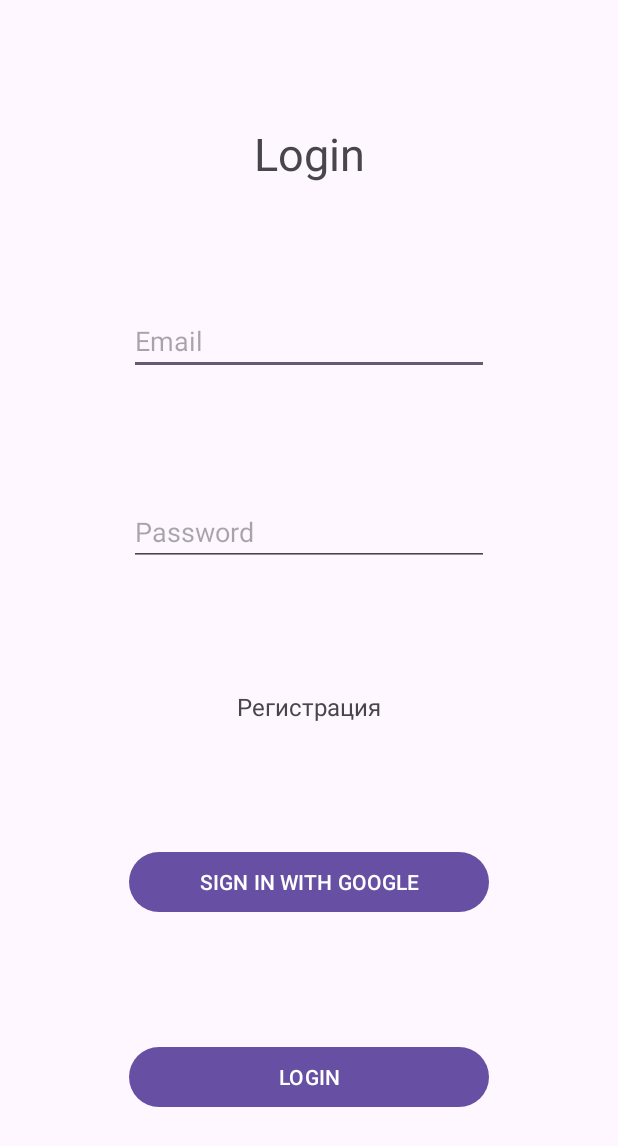
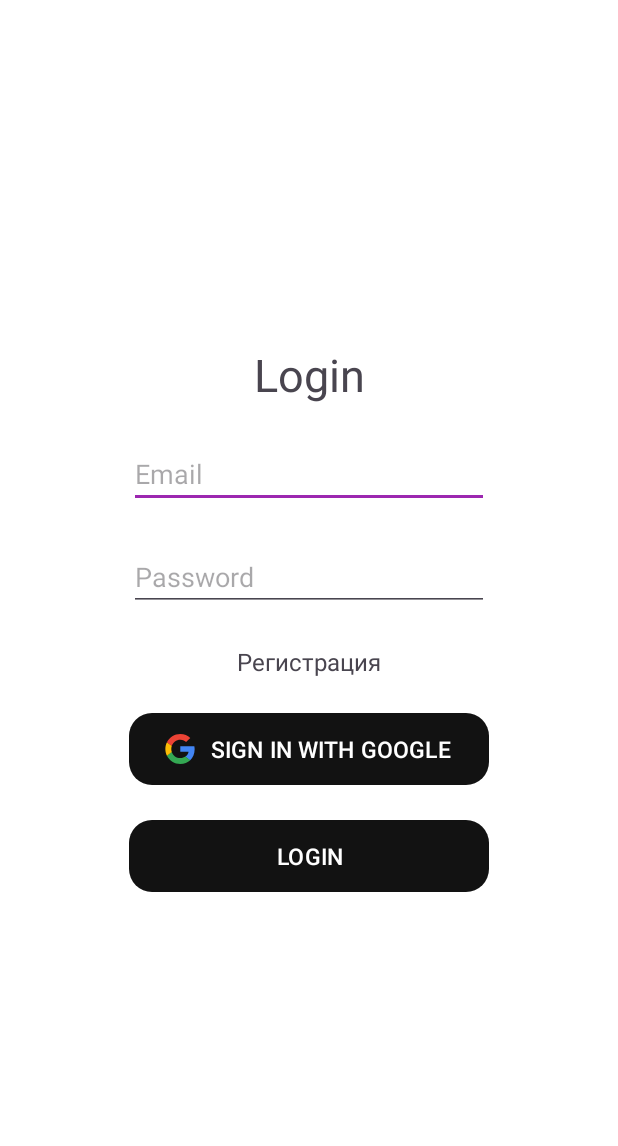
Before and after one commit to dyrachelo/FLM, an Android app: the screen it shows after launch (AuthActivity), on a phone screen of 412 x 824 dp. Shown: the top 1146 px of the screen. Run offline under Robolectric (Android 15) with nearby library versions, the light colour scheme and no system bars; our stand-ins replace Firebase (no records; nobody signed in at launch, a user with empty details on screens opened directly).

Commit message:
Адекватный вариант (пока что) внешки авторизации и региастрации.

```diff
--- a/app/src/main/java/com/example/mfl/AuthActivity.kt
+++ b/app/src/main/java/com/example/mfl/AuthActivity.kt
@@ -25,6 +25,7 @@ import kotlinx.coroutines.CoroutineScope
 import kotlinx.coroutines.Dispatchers
 import kotlinx.coroutines.launch
 import kotlinx.coroutines.withContext
+
 
 class AuthActivity : AppCompatActivity() {
 
--- a/app/src/main/java/com/example/mfl/Dashboard.kt
+++ b/app/src/main/java/com/example/mfl/Dashboard.kt
@@ -14,9 +14,6 @@ import android.widget.TextView
 import android.widget.Toast
 import androidx.appcompat.app.AlertDialog
 import androidx.appcompat.app.AppCompatActivity
-
-
-
 
 
 class Dashboard : Fragment() {
--- /dev/null
+++ b/app/src/main/res/drawable/button_background.xml
@@ -0,0 +1,4 @@
+<shape xmlns:android="http://schemas.android.com/apk/res/android" android:shape="rectangle">
+    <corners android:radius="15dp" /> <!-- Укажите радиус закругления -->
+    <solid android:color="@color/colorPrimary" /> <!-- Цвет фона -->
+</shape>
--- /dev/null
+++ b/app/src/main/res/drawable/google_icon.xml
@@ -0,0 +1,18 @@
+<vector xmlns:android="http://schemas.android.com/apk/res/android"
+    android:width="20dp"
+    android:height="20dp"
+    android:viewportWidth="262"
+    android:viewportHeight="262">
+  <path
+      android:pathData="M258.88,133.45c0,-10.73 -0.87,-18.57 -2.76,-26.69L133.55,106.76v48.45h71.95c-1.45,12.04 -9.28,30.17 -26.69,42.36l-0.24,1.62 38.76,30.02 2.68,0.27c24.66,-22.77 38.88,-56.28 38.88,-96.03"
+      android:fillColor="#4285F4"/>
+  <path
+      android:pathData="M133.55,261.1c35.25,0 64.84,-11.6 86.45,-31.62l-41.2,-31.91c-11.02,7.69 -25.82,13.06 -45.26,13.06 -34.52,0 -63.82,-22.77 -74.27,-54.25l-1.53,0.13 -40.3,31.19 -0.53,1.47C38.39,231.8 82.49,261.1 133.55,261.1"
+      android:fillColor="#34A853"/>
+  <path
+      android:pathData="M59.28,156.37c-2.76,-8.12 -4.35,-16.83 -4.35,-25.82 0,-8.99 1.6,-17.7 4.21,-25.82l-0.07,-1.73L18.26,71.31l-1.34,0.63C8.08,89.64 3,109.52 3,130.55s5.08,40.9 13.93,58.6l42.36,-32.78"
+      android:fillColor="#FBBC05"/>
+  <path
+      android:pathData="M133.55,50.48c24.51,0 41.05,10.59 50.48,19.44l36.84,-35.97C198.24,12.91 168.8,0 133.55,0 82.49,0 38.39,29.3 16.92,71.95l42.21,32.78c10.59,-31.48 39.89,-54.25 74.41,-54.25"
+      android:fillColor="#EB4335"/>
+</vector>
--- a/app/src/main/res/layout/activity_auth.xml
+++ b/app/src/main/res/layout/activity_auth.xml
@@ -6,19 +6,31 @@
     android:layout_width="match_parent"
     android:layout_height="match_parent"
     tools:context=".AuthActivity"
-    android:paddingBottom="220dp"
-    android:paddingTop="220dp">
+    >
+    <androidx.constraintlayout.widget.Guideline
+        android:id="@+id/guideline_top"
+        android:layout_width="wrap_content"
+        android:layout_height="wrap_content"
+        android:orientation="horizontal"
+        app:layout_constraintGuide_percent="0.25" />
+
+    <androidx.constraintlayout.widget.Guideline
+        android:id="@+id/guideline_bottom"
+        android:layout_width="wrap_content"
+        android:layout_height="wrap_content"
+        android:orientation="horizontal"
+        app:layout_constraintGuide_percent="0.75" />
 
     <TextView
-        android:id="@+id/regText"
+        android:id="@+id/logText"
         android:layout_width="wrap_content"
         android:layout_height="wrap_content"
         android:text="Login"
-        android:textSize="30dp"
+        android:textSize="30sp"
         app:layout_constraintBottom_toTopOf="@id/user_email_auth"
         app:layout_constraintEnd_toEndOf="parent"
         app:layout_constraintStart_toStartOf="parent"
-        app:layout_constraintTop_toTopOf="parent" />
+        app:layout_constraintTop_toTopOf="@id/guideline_top" />
     <EditText
         android:id="@+id/user_email_auth"
         android:layout_width="wrap_content"
@@ -28,7 +40,7 @@
         android:height="40dp"
         app:layout_constraintEnd_toEndOf="parent"
         app:layout_constraintStart_toStartOf="parent"
-        app:layout_constraintTop_toBottomOf="@id/regText"
+        app:layout_constraintTop_toBottomOf="@id/logText"
         app:layout_constraintBottom_toTopOf="@+id/user_pass_auth"
         android:inputType="textEmailAddress"/>
 
@@ -50,34 +62,30 @@
         android:layout_width="wrap_content"
         android:layout_height="wrap_content"
         android:text="Регистрация"
-        android:textSize="16dp"
+        android:textSize="16sp"
         app:layout_constraintEnd_toEndOf="parent"
         app:layout_constraintStart_toStartOf="parent"
         app:layout_constraintTop_toBottomOf="@id/user_pass_auth"
         app:layout_constraintBottom_toTopOf="@id/button_auth_google"
         />
-    <Button
+    <com.google.android.material.button.MaterialButton
+        style="@style/AuthButtonStyle"
         android:id="@+id/button_auth_google"
-        android:layout_width="wrap_content"
-        android:layout_height="wrap_content"
         android:text="SIGN IN WITH GOOGLE"
-        android:height="40dp"
-        android:width="240dp"
         app:layout_constraintEnd_toEndOf="parent"
         app:layout_constraintStart_toStartOf="parent"
         app:layout_constraintBottom_toTopOf="@id/button_auth"
         app:layout_constraintTop_toBottomOf="@id/register_text"
+        android:drawableLeft="@drawable/google_icon"
+        android:drawablePadding="8dp"
         />
-    <Button
+    <com.google.android.material.button.MaterialButton
+        style="@style/AuthButtonStyle"
+        android:text="@string/loginString"
         android:id="@+id/button_auth"
-        android:layout_width="wrap_content"
-        android:layout_height="wrap_content"
-        android:text="LOGIN"
-        android:height="40dp"
-        android:width="240dp"
         app:layout_constraintEnd_toEndOf="parent"
         app:layout_constraintStart_toStartOf="parent"
-        app:layout_constraintBottom_toBottomOf="parent"
+        app:layout_constraintBottom_toTopOf="@id/guideline_bottom"
         app:layout_constraintTop_toBottomOf="@id/button_auth_google"
         />
 
--- a/app/src/main/res/values/colors.xml
+++ b/app/src/main/res/values/colors.xml
@@ -2,4 +2,17 @@
 <resources>
     <color name="black">#FF000000</color>
     <color name="white">#FFFFFFFF</color>
+    <color name="grey">#2C2C2C2C</color>
+    <color name="light_grey">#BFBFBFBF</color>
+    <color name="colorPrimary">#121212</color>
+    <color name="colorPrimaryVariant">#C51162</color>
+    <color name="colorOnPrimary">#FFFFFF</color>
+    <color name="colorSecondary">#9C27B0</color>
+    <color name="colorOnSecondary">#FFFFFF</color>
+    <color name="colorBackground">#FFFFFF</color>
+    <color name="colorSurface">#FFFFFF</color>
+    <color name="colorError">#B00020</color>
+    <color name="colorOnBackground">#000000</color>
+    <color name="colorOnSurface">#000000</color>
+    <color name="colorAccent">#6D121212</color>
 </resources>
--- a/app/src/main/res/values/strings.xml
+++ b/app/src/main/res/values/strings.xml
@@ -1,6 +1,6 @@
 <resources>
     <string name="app_name">MFL</string>
     <string name="default_web_client_id">1023227618320-s10edn9a4klk0300euqiavc9217v1br3.apps.googleusercontent.com</string>
-    <!-- TODO: Remove or change this placeholder text -->
-    <string name="hello_blank_fragment">Hello blank fragment</string>
+
+    <string name="loginString">LOGIN</string>
 </resources>
--- /dev/null
+++ b/app/src/main/res/values/styles.xml
@@ -0,0 +1,11 @@
+<resources>
+    <style name="AuthButtonStyle">
+        <item name="android:background">@drawable/button_background</item> <!-- Цвет фона -->
+        <item name="android:textColor">@color/white</item>
+        <item name="android:layout_width">wrap_content</item> <!-- Ширина -->
+        <item name="android:layout_height">wrap_content</item> <!-- Высота -->
+        <item name="android:width">240dp</item> <!-- Ширина -->
+        <item name="android:height">40dp</item>
+        <item name="android:textSize">15sp</item>
+    </style>
+</resources>
--- a/app/src/main/res/values/themes.xml
+++ b/app/src/main/res/values/themes.xml
@@ -1,8 +1,13 @@
 <resources xmlns:tools="http://schemas.android.com/tools">
     <!-- Base application theme. -->
     <style name="Base.Theme.MFL" parent="Theme.Material3.DayNight.NoActionBar">
-        <!-- Customize your light theme here. -->
-        <!-- <item name="colorPrimary">@color/my_light_primary</item> -->
+        <item name="colorPrimary">@color/colorPrimary</item> <!-- Основной цвет -->
+        <item name="colorPrimaryVariant">@color/colorPrimaryVariant</item> <!-- Темный вариант основного цвета -->
+        <item name="colorOnPrimary">@color/colorOnPrimary</item> <!-- Цвет текста на основном фоне -->
+        <item name="colorSecondary">@color/colorSecondary</item> <!-- Вторичный цвет -->
+        <item name="colorOnSecondary">@color/colorOnSecondary</item> <!-- Цвет текста на вторичном фоне -->
+        <item name="android:windowBackground">@color/colorBackground</item> <!-- Фон окна -->
+
     </style>
 
     <style name="Theme.MFL" parent="Base.Theme.MFL" />
```
Also changed, not shown: app/build.gradle.kts (+7 -3 lines), app/src/main/res/layout/activity_main.xml (+22 -11 lines).
